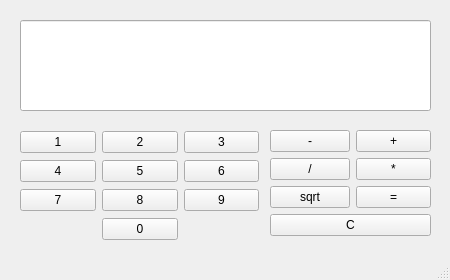
Above: Calculator/untitled.ui from Lookich39/GitProjects before the change. Below: the same form after it.
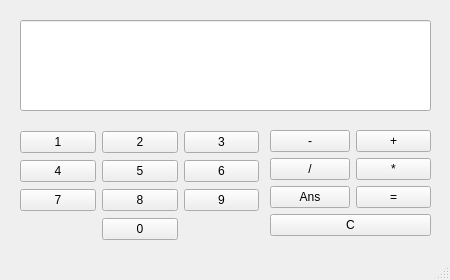
That is the form after the change.

```diff
--- a/Calculator/untitled.ui
+++ b/Calculator/untitled.ui
@@ -30,7 +30,7 @@
       <x>270</x>
       <y>130</y>
       <width>161</width>
-      <height>111</height>
+      <height>112</height>
      </rect>
     </property>
     <layout class="QFormLayout" name="formLayout">
@@ -58,7 +58,7 @@
      <item row="2" column="0">
       <widget class="QPushButton" name="pushButton_4">
        <property name="text">
-        <string>sqrt</string>
+        <string>Ans</string>
        </property>
       </widget>
      </item>
```
Left out of the diff: 19 changed lines with no effect on the pictures.
